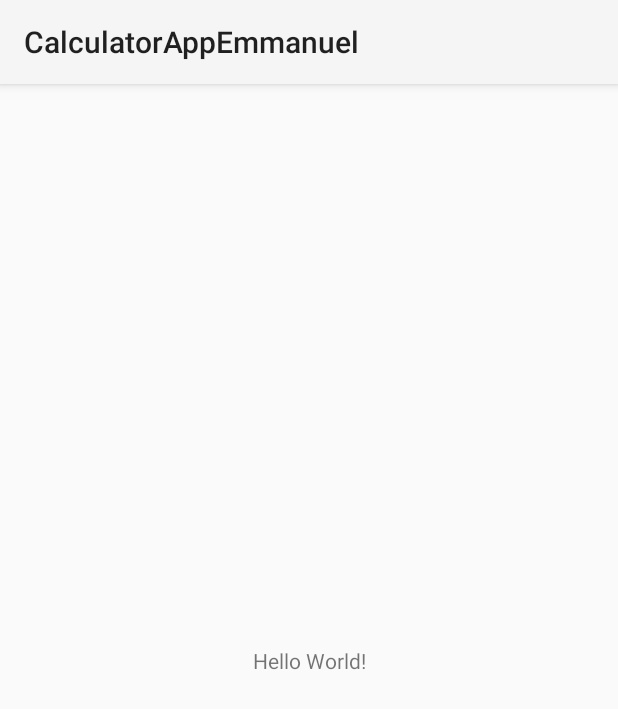
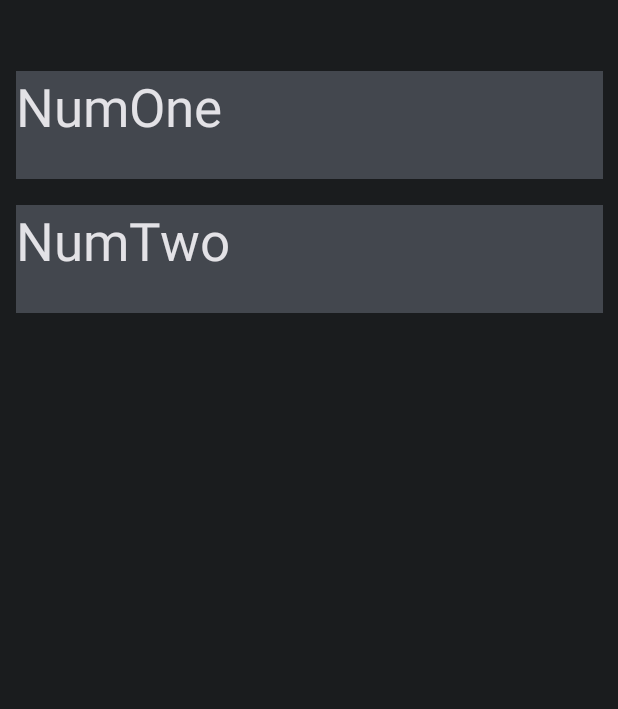
Before and after one commit to AustinEmmanuel/CalculatorAppEmmanuel, an Android app: the screen it shows after launch (MainActivity), on a phone screen of 412 x 824 dp. Shown: the top 709 px of the screen. Run offline under Robolectric (Android 15) with nearby library versions, the phone set to English and light mode, and no system bars.

Commit message:
9_7: 1st day of working on the design and making the background black. Added two textview boxes for the numOne and numTwo.

```diff
--- a/app/src/main/res/layout/activity_main.xml
+++ b/app/src/main/res/layout/activity_main.xml
@@ -4,15 +4,36 @@
     xmlns:tools="http://schemas.android.com/tools"
     android:layout_width="match_parent"
     android:layout_height="match_parent"
+    android:background="@color/md_theme_dark_background"
     tools:context=".MainActivity">
 
     <TextView
-        android:layout_width="wrap_content"
-        android:layout_height="wrap_content"
-        android:text="Hello World!"
+        android:id="@+id/num_one"
+        android:layout_width="391dp"
+        android:layout_height="72dp"
+        android:background="@color/md_theme_dark_surfaceVariant"
+        android:hint="@string/num_1"
+        android:text="@string/num_1"
+        android:textColor="@color/md_theme_dark_inverseSurface"
+        android:textSize="@dimen/numberPadding"
         app:layout_constraintBottom_toBottomOf="parent"
         app:layout_constraintEnd_toEndOf="parent"
         app:layout_constraintStart_toStartOf="parent"
-        app:layout_constraintTop_toTopOf="parent" />
+        app:layout_constraintTop_toTopOf="parent"
+        app:layout_constraintVertical_bias="0.063" />
 
+    <TextView
+        android:id="@+id/num_one2"
+        android:layout_width="391dp"
+        android:layout_height="72dp"
+        android:background="@color/md_theme_dark_surfaceVariant"
+        android:hint="@string/num_2"
+        android:text="@string/num_2"
+        android:textColor="@color/md_theme_dark_inverseSurface"
+        android:textSize="@dimen/numberPadding"
+        app:layout_constraintBottom_toBottomOf="parent"
+        app:layout_constraintEnd_toEndOf="parent"
+        app:layout_constraintStart_toStartOf="parent"
+        app:layout_constraintTop_toBottomOf="@+id/num_one"
+        app:layout_constraintVertical_bias="0.027" />
 </androidx.constraintlayout.widget.ConstraintLayout>
--- a/app/src/main/res/values-night/themes.xml
+++ b/app/src/main/res/values-night/themes.xml
@@ -1,6 +1,6 @@
 <resources xmlns:tools="http://schemas.android.com/tools">
     <!-- Base application theme. -->
-    <style name="AppTheme" parent="Theme.Material3.Dark.NoActionBar">
+    <style name="Theme.CalculatorAppEmmanuel" parent="Theme.Material3.Dark.NoActionBar">
         <!-- Customize your dark theme here. -->
         <!-- <item name="colorPrimary">@color/my_dark_primary</item> -->
         <item name="colorPrimary">@color/md_theme_dark_primary</item>
--- /dev/null
+++ b/app/src/main/res/values/dimens.xml
@@ -0,0 +1,5 @@
+<?xml version="1.0" encoding="utf-8"?>
+<resources>
+    <dimen name="numberPadding">35dp</dimen>
+    <dimen name="buttonNumberPadding">25dp</dimen>
+</resources>
--- a/app/src/main/res/values/strings.xml
+++ b/app/src/main/res/values/strings.xml
@@ -1,3 +1,6 @@
 <resources>
     <string name="app_name">CalculatorAppEmmanuel</string>
+    <string name="num_1">NumOne</string>
+    <string name="num_2">NumTwo</string>
+    <string name="num_answer">NumAnswer</string>
 </resources>
--- a/app/src/main/res/values/themes.xml
+++ b/app/src/main/res/values/themes.xml
@@ -1,6 +1,6 @@
 <resources xmlns:tools="http://schemas.android.com/tools">
     <!-- Base application theme. -->
-    <style name="AppTheme" parent="Theme.Material3.Light.NoActionBar">
+    <style name="Theme.CalculatorAppEmmanuel" parent="Theme.Material3.Light.NoActionBar">
         <!-- Customize your light theme here. -->
         <!-- <item name="colorPrimary">@color/my_light_primary</item> -->
         <item name="colorPrimary">@color/md_theme_light_primary</item>
@@ -31,5 +31,5 @@
         <item name="colorPrimaryInverse">@color/md_theme_light_inversePrimary</item>
     </style>
 
-    <style name="Theme.CalculatorAppEmmanuel" parent="Base.Theme.CalculatorAppEmmanuel" />
+
 </resources>
```
